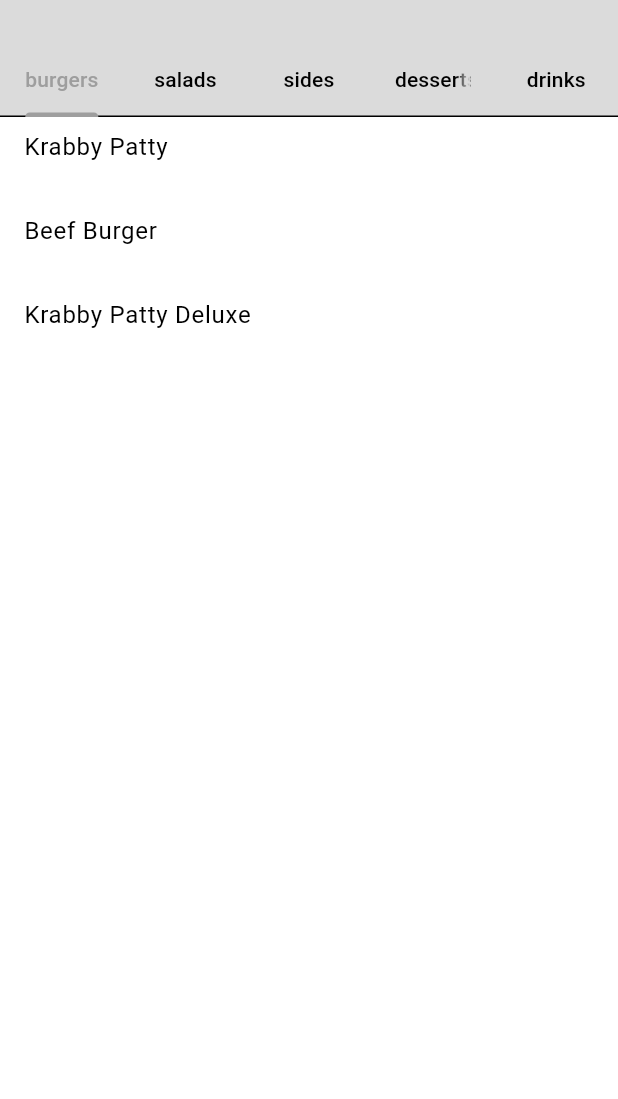
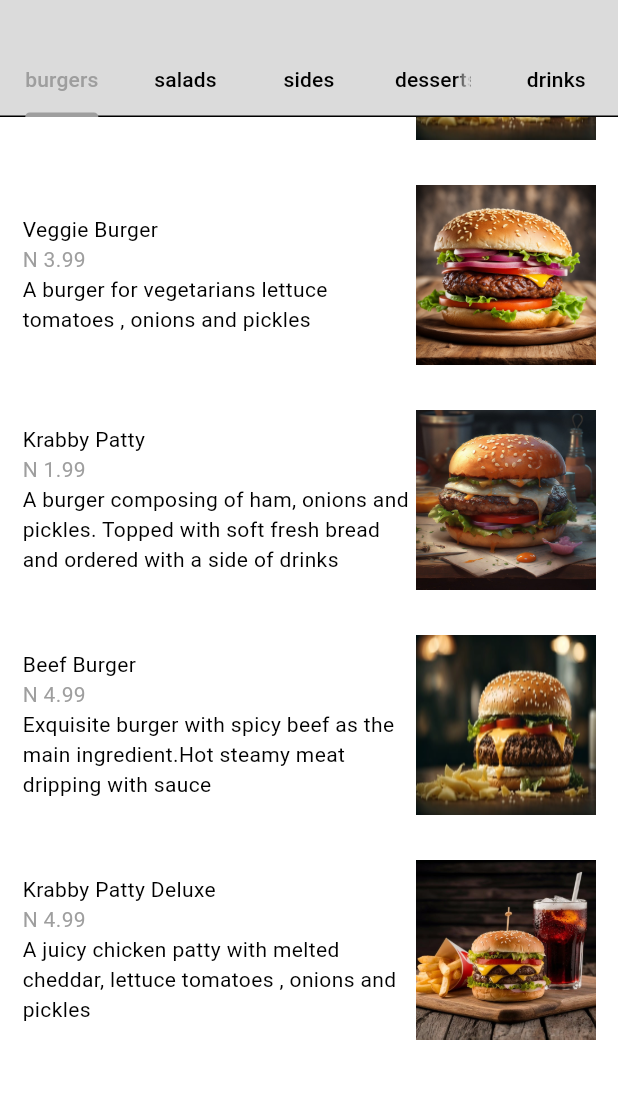
Before and after one commit to dr33k/delivr, a Flutter app: the HomeScreen screen opened directly, scrolled down 320 dp, on a phone screen of 412 x 824 dp, the part 63-1162 px from its top. Run offline on Flutter 3.47's test engine with Material 3 defaults, Android fonts, the phone set to English and light mode, and no system bars; our stand-ins replace bloc, cloud_firestore, firebase_auth, firebase_core, rxdart; missing offline and left inert: dart:ffi; accounts and stored records are empty.

Commit message:
Displayed images on home Screen

```diff
--- /dev/null
+++ b/lib/components/app_food_tile.dart
@@ -0,0 +1,44 @@
+import 'package:delivr/models/food.dart';
+import 'package:flutter/cupertino.dart';
+import 'package:flutter/material.dart';
+import 'package:flutter/widgets.dart';
+
+class AppFoodTile extends StatelessWidget {
+  final Food food;
+  final Function()? onTap;
+
+  const AppFoodTile({
+    super.key,
+  required this.food,
+  required this.onTap});
+
+  @override
+  Widget build(BuildContext context) {
+    return Column(
+      children: [
+        GestureDetector(
+          onTap: onTap,
+          child: Padding(
+            padding: const EdgeInsets.all(15.0),
+            child: Row(
+              children: [
+                //Food Details
+                Expanded(
+                  child: Column(
+                    crossAxisAlignment: CrossAxisAlignment.start,
+                    children: [
+                      Text(food.name),
+                      Text('N ${food.price}', style: TextStyle(color: Theme.of(context).colorScheme.primary),),
+                      Text(food.description)
+                    ],
+                  ),
+                ),
+                Image.asset(food.imagePath, height: 120, width: 120,fit: BoxFit.fill)
+              ],
+            ),
+          ),
+        )
+      ],
+    );
+  }
+}
--- a/lib/models/restaurant.dart
+++ b/lib/models/restaurant.dart
@@ -6,7 +6,7 @@ class Restaurant extends ChangeNotifier{
     Food(
       name: 'Classic Cheeseburger',
       description: 'A juicy beef patty with melted cheddar, lettuce tomatoes , onions and pickles',
-      imagePath: 'lib/images/burgers/b1.jpeg',
+      imagePath: 'lib/images/burgers/b4.jpg',
       price: 4.99,
       category: FoodCategory.burgers,
       availableAddons: [
@@ -29,7 +29,7 @@ class Restaurant extends ChangeNotifier{
     Food(
       name: 'Krabby Patty',
       description: 'A burger composing of ham, onions and pickles. Topped with soft fresh bread and ordered with a side of drinks',
-      imagePath: 'lib/images/burgers/b3.jpeg',
+      imagePath: 'lib/images/burgers/b3.jpg',
       price: 1.99,
       category: FoodCategory.burgers,
       availableAddons: [
@@ -39,7 +39,7 @@ class Restaurant extends ChangeNotifier{
     Food(
       name: 'Beef Burger',
       description: 'Exquisite burger with spicy beef as the main ingredient.'+'Hot steamy meat dripping with sauce',
-      imagePath: 'lib/images/burgers/b4.jpeg',
+      imagePath: 'lib/images/burgers/b4.jpg',
       price: 4.99,
       category: FoodCategory.burgers,
       availableAddons: [
@@ -49,7 +49,7 @@ class Restaurant extends ChangeNotifier{
     Food(
       name: 'Krabby Patty Deluxe',
       description: 'A juicy chicken patty with melted cheddar, lettuce tomatoes , onions and pickles',
-      imagePath: 'lib/images/burgers/b1.jpeg',
+      imagePath: 'lib/images/burgers/b5.png',
       price: 4.99,
       category: FoodCategory.burgers,
       availableAddons: [
@@ -204,7 +204,7 @@ class Restaurant extends ChangeNotifier{
     Food(
         name: 'Southwest Salad',
         description: 'E Fresh mix of greens, veggies, and tangy dressing.',
-        imagePath: 'lib/images/salads/s5.jpg',
+        imagePath: 'lib/images/salads/s5.png',
         price: 6.99,
         category: FoodCategory.salads,
         availableAddons: []
@@ -256,7 +256,7 @@ class Restaurant extends ChangeNotifier{
     Food(
         name: 'Lasagna',
         description: 'Layered pasta, meat sauce, and melted cheese, a classic Italian comfort food.',
-        imagePath: 'lib/images/sides/m5.jpg',
+        imagePath: 'lib/images/sides/m5.png',
         price: 9.99,
         category: FoodCategory.sides,
         availableAddons: [
--- a/lib/screens/home_screen.dart
+++ b/lib/screens/home_screen.dart
@@ -3,6 +3,7 @@ import 'dart:core';
 import 'package:delivr/components/app_current_location.dart';
 import 'package:delivr/components/app_delivery.dart';
 import 'package:delivr/components/app_drawer.dart';
+import 'package:delivr/components/app_food_tile.dart';
 import 'package:delivr/components/app_sliver_app_bar.dart';
 import 'package:delivr/components/app_tab_bar.dart';
 import 'package:delivr/models/food.dart';
@@ -45,9 +46,7 @@ class _HomeScreenState extends State<HomeScreen> with SingleTickerProviderStateM
           physics: const NeverScrollableScrollPhysics(),
           padding: EdgeInsets.zero,
           itemBuilder: (context, index){
-        return ListTile(
-          title: Text(categories[index].name),
-        );
+        return AppFoodTile(food: categories[index], onTap: (){});
       });
     }).toList();
   }
```
